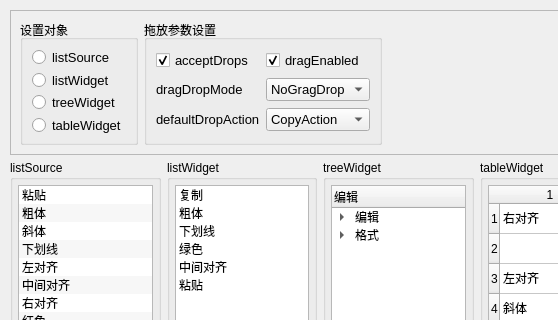
Old version of the form 6/sample6_5/widget.ui in the repository WLM-Git/Qt6_learn; both pictures show x 0 to 558 and y 0 to 320 of the 641 by 411 pixel window.
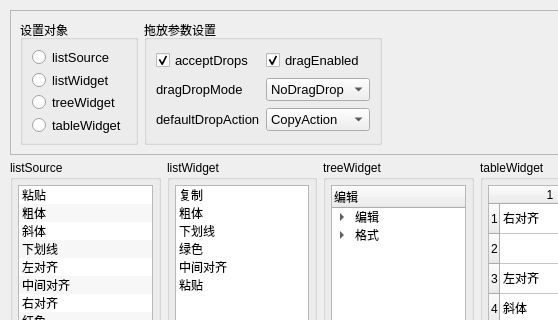
New version of the form. Icons and pictures are not drawn.

Commit message: 完成6.5.3，但是DropAction的设置好像没有效果

```diff
--- a/6/sample6_5/widget.ui
+++ b/6/sample6_5/widget.ui
@@ -562,7 +562,7 @@
          </property>
          <item>
           <property name="text">
-           <string>NoGragDrop</string>
+           <string>NoDragDrop</string>
           </property>
          </item>
          <item>
```
Left out of the diff: 2 changed lines with no effect on the pictures. The commit also changes 3 other files.
